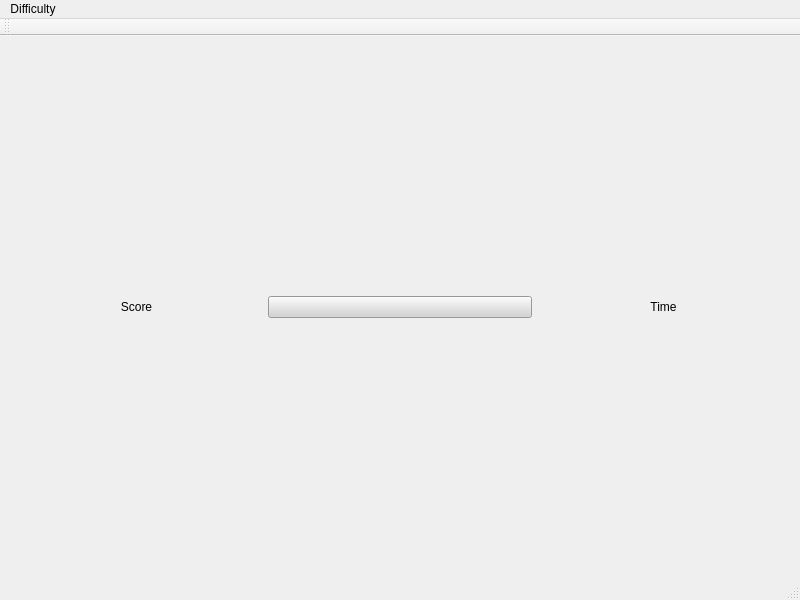
Qt form QtMineSweeper/QtMineSweeper.ui (irkm813/QtMineSweeperProject) before a commit.
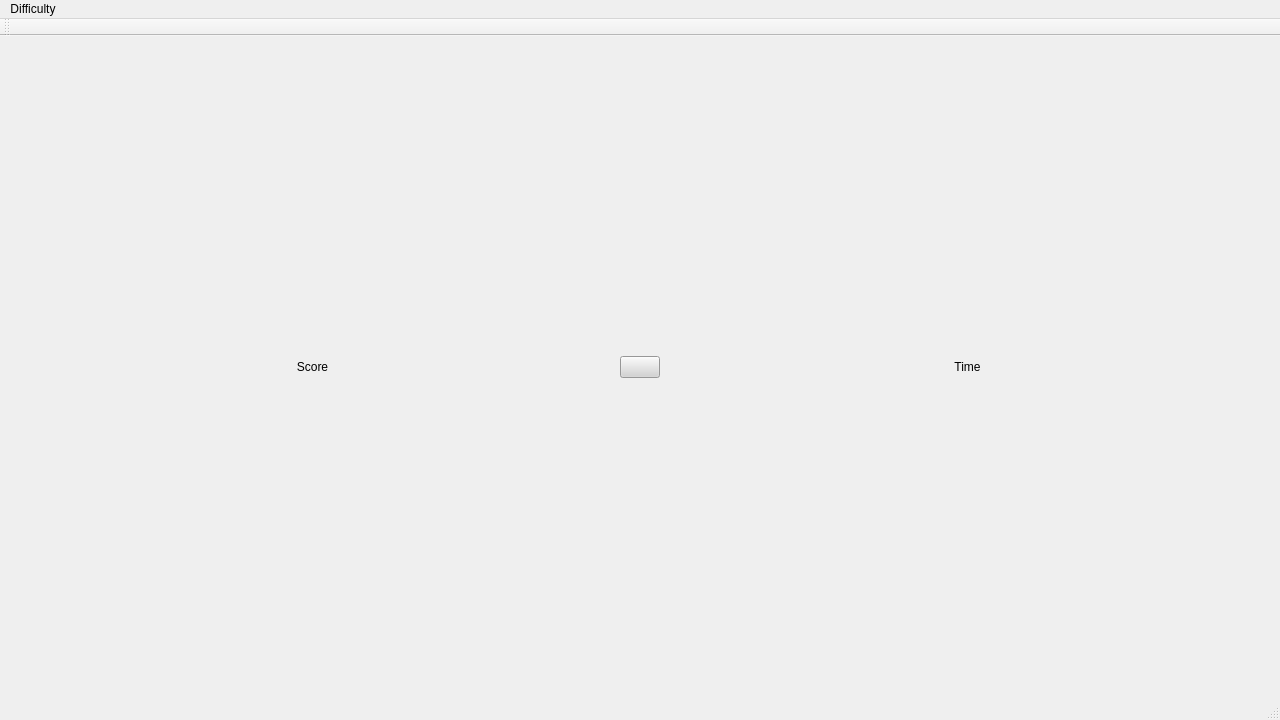
The same form after that commit. Icons and pictures are not drawn.

Patch:
```diff
--- a/QtMineSweeper/QtMineSweeper.ui
+++ b/QtMineSweeper/QtMineSweeper.ui
@@ -9,8 +9,8 @@
    <rect>
     <x>0</x>
     <y>0</y>
-    <width>800</width>
-    <height>600</height>
+    <width>1280</width>
+    <height>720</height>
    </rect>
   </property>
   <property name="sizePolicy">
@@ -78,7 +78,7 @@
       <item>
        <widget class="QPushButton" name="ResetButton">
         <property name="sizePolicy">
-         <sizepolicy hsizetype="Minimum" vsizetype="Fixed">
+         <sizepolicy hsizetype="Fixed" vsizetype="Fixed">
           <horstretch>0</horstretch>
           <verstretch>0</verstretch>
          </sizepolicy>
@@ -136,7 +136,7 @@
     <rect>
      <x>0</x>
      <y>0</y>
-     <width>800</width>
+     <width>1280</width>
      <height>22</height>
     </rect>
    </property>
```
Left out of the diff: 3 changed lines with no effect on the pictures.
